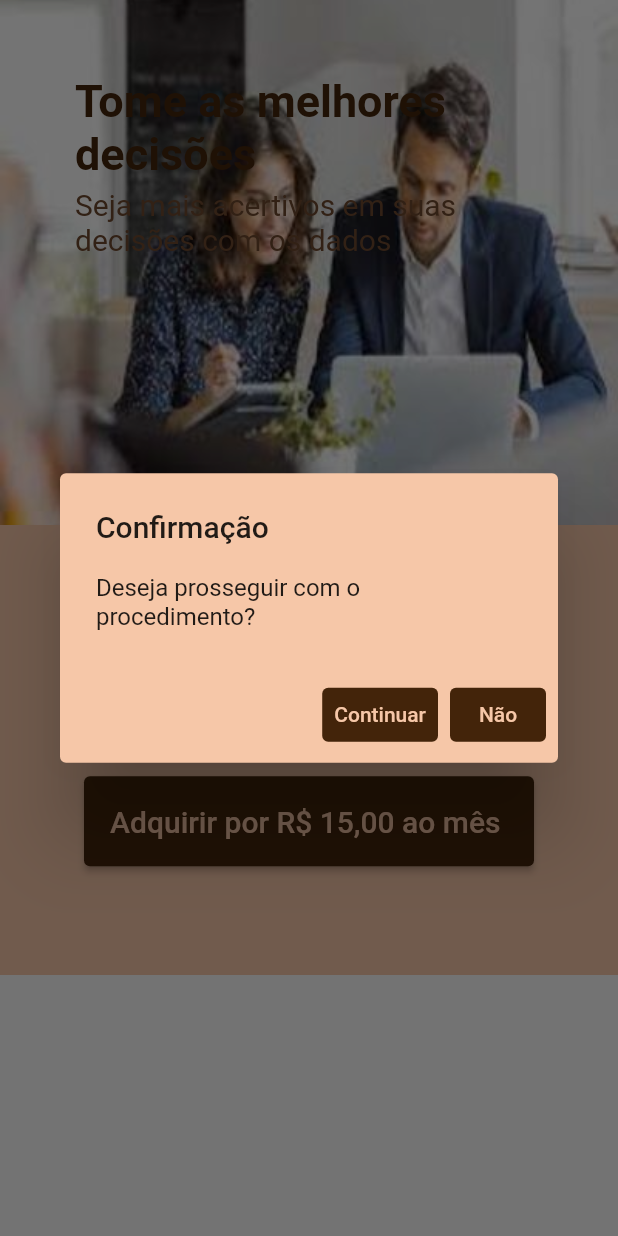
After one commit to juninhocb/MovelX_Mobile, a Flutter app: the GuestPricesPage screen opened directly, after a tap on "Experimentar Grátis", on a phone screen of 412 x 824 dp. The commit adds this screen. Run offline on Flutter 3.47's test engine with Material 2 defaults, Android fonts, the phone set to English and light mode, and no system bars; drawn by our look-alikes of carousel_slider, dots_indicator; our stand-ins replace flutter_login, get, line_icons, persistent_bottom_nav_bar.

Commit message:
feat: Prices page

```diff
--- a/lib/helpers/constants/app_constants.dart
+++ b/lib/helpers/constants/app_constants.dart
@@ -30,6 +30,10 @@ class AppConstants {
   static const String projectImage4 = "assets/images/my_projects/project4.jpg";
   static const String projectImage5 = "assets/images/my_projects/project5.jpg";
 
+  static const String priceImage1 = "assets/images/prices/first.jpg";
+  static const String priceImage2 = "assets/images/prices/second.jpg";
+  static const String priceImage3 = "assets/images/prices/third.jpg";
+
 
   static Duration twoSeconds = const Duration(seconds: 2);
   static Duration threeSeconds = const Duration(seconds: 3);
--- a/lib/views/guest/menu_screen.dart
+++ b/lib/views/guest/menu_screen.dart
@@ -3,6 +3,7 @@ import 'package:flutter/material.dart';
 import 'package:mobile_movelx/views/guest/pages/guest_contacts_page.dart';
 import 'package:mobile_movelx/views/guest/pages/guest_home_page.dart';
 import 'package:mobile_movelx/views/guest/pages/guest_my_projects_page.dart';
+import 'package:mobile_movelx/views/guest/pages/guest_prices_page.dart';
 import 'package:persistent_bottom_nav_bar/persistent_tab_view.dart';
 
 import '../../helpers/constants/app_colors.dart';
@@ -21,7 +22,7 @@ class _MenuScreenState extends State<MenuScreen> {
       const GuestHomePage(),
       const GuestMyProjects(),
       const GuestContactsPage(),
-      Container(color: Colors.blue,),
+      const GuestPricesPage(),
       Container(color: Colors.blue,)
     ];
   }
@@ -48,8 +49,8 @@ class _MenuScreenState extends State<MenuScreen> {
         inactiveColorPrimary: AppColors.detailColor,
       ),
       PersistentBottomNavBarItem(
-        icon: Icon(CupertinoIcons.settings),
-        title: ("Config"),
+        icon: Icon(CupertinoIcons.money_dollar),
+        title: ("Preços"),
         activeColorPrimary: AppColors.textColor,
         inactiveColorPrimary: AppColors.detailColor,
       ),
--- /dev/null
+++ b/lib/views/guest/pages/guest_prices_page.dart
@@ -0,0 +1,198 @@
+import 'package:carousel_slider/carousel_slider.dart';
+import 'package:dots_indicator/dots_indicator.dart';
+import 'package:flutter/cupertino.dart';
+import 'package:flutter/material.dart';
+import 'package:mobile_movelx/helpers/constants/app_constants.dart';
+
+import '../../../helpers/constants/app_colors.dart';
+
+class GuestPricesPage extends StatefulWidget {
+  const GuestPricesPage({Key? key}) : super(key: key);
+
+  @override
+  State<GuestPricesPage> createState() => _GuestPricesPageState();
+}
+
+class _GuestPricesPageState extends State<GuestPricesPage> {
+  final List<String> _pathImages = [
+    AppConstants.priceImage1,
+    AppConstants.priceImage2,
+    AppConstants.priceImage3
+  ];
+
+  final List<String> _bigAdvice = [
+    "Garanta qualidade a seus clientes",
+    "Faça bons negócios",
+    "Tome as melhores decisões"
+  ];
+
+  final List<String> _smallAdvice = [
+    "Tenha controle sobre todo o processo até a entrega do projeto",
+    "Obtenha informações sobre seus clientes",
+    "Seja mais acertivos em suas decisões com os dados disponibilizados pelo App"
+  ];
+
+  double _currentIndexPage = 1.0;
+
+  @override
+  Widget build(BuildContext context) {
+    return Scaffold(
+      body: Column(
+        children: [_buildFirstHalf(), _buildSecondHalf()],
+      ),
+    );
+  }
+
+  Widget _buildFirstHalf() {
+    return Stack(
+      children: [
+        CarouselSlider(
+            options: CarouselOptions(
+                height: 350,
+                viewportFraction: 1.0,
+                autoPlay: true,
+                autoPlayInterval: AppConstants.twoSeconds,
+                onPageChanged: (index, reason) {
+                  setState(() {
+                    _currentIndexPage = double.parse(index.toString());
+                  });
+                }),
+            items: [1, 2, 3].map((index) {
+              return Builder(
+                builder: (BuildContext context) {
+                  return Container(
+                    width: MediaQuery.of(context).size.width,
+                    decoration: BoxDecoration(
+                        image: DecorationImage(
+                            image: AssetImage(_pathImages[index - 1]),
+                            fit: BoxFit.cover)),
+                  );
+                },
+              );
+            }).toList()),
+        Positioned(
+          bottom: 15,
+          left: 170,
+          child: DotsIndicator(
+              dotsCount: 3,
+              position: _currentIndexPage,
+              decorator: DotsDecorator(
+                color: AppColors.textColor, // Inactive color
+                activeColor: AppColors.mainColor,
+              )),
+        ),
+        Positioned(
+            child: Container(
+          padding: EdgeInsets.all(50),
+          child: Column(
+            crossAxisAlignment: CrossAxisAlignment.start,
+            children: [
+              Text(
+                _bigAdvice[_currentIndexPage.toInt()],
+                style: const TextStyle(
+                    fontWeight: FontWeight.bold,
+                    fontSize: 30,
+                    color: AppColors.mainColor),
+              ),
+              const SizedBox(
+                height: 5,
+              ),
+              Text(
+                _smallAdvice[_currentIndexPage.toInt()],
+                style: const TextStyle(
+                    fontSize: 20, color: AppColors.secondaryColor),
+                maxLines: 2,
+              ),
+            ],
+          ),
+        ))
+      ],
+    );
+  }
+
+  Widget _buildSecondHalf() {
+    return Container(
+      height: 300,
+      width: double.maxFinite,
+      color: AppColors.textColor,
+      child: Column(
+        mainAxisAlignment: MainAxisAlignment.center,
+        children: [
+          SizedBox(
+            height: 60,
+            width: 300,
+            child: ElevatedButton(
+              onPressed: () async {
+                await _showConfirmDialog();
+              },
+              child: Text(
+                "Experimentar Grátis",
+                style: TextStyle(color: AppColors.textColor, fontSize: 20),
+              ),
+              style: ButtonStyle(
+                backgroundColor: MaterialStatePropertyAll(AppColors.mainColor),
+              ),
+            ),
+          ),
+          const SizedBox(
+            height: 35,
+          ),
+          SizedBox(
+            height: 60,
+            width: 300,
+            child: ElevatedButton(
+              onPressed: () async{
+                await _showConfirmDialog();
+              },
+              child: Text(
+                "Adquirir por R\$ 15,00 ao mês ",
+                style: TextStyle(color: AppColors.textColor, fontSize: 20),
+              ),
+              style: ButtonStyle(
+                backgroundColor: MaterialStatePropertyAll(AppColors.mainColor),
+              ),
+            ),
+          )
+        ],
+      ),
+    );
+  }
+
+  Future<void> _showConfirmDialog() async {
+    return showDialog<void>(
+      context: context,
+      barrierDismissible: false, // user must tap button!
+      builder: (BuildContext context) {
+        return AlertDialog(
+          backgroundColor: AppColors.textColor,
+          title: const Text('Confirmação'),
+          content: const Text('Deseja prosseguir com o procedimento?'),
+          actions: <Widget>[
+            TextButton(
+              style: ButtonStyle(
+                  backgroundColor:
+                      MaterialStatePropertyAll(AppColors.mainColor)),
+              child: const Text(
+                'Continuar',
+                style: TextStyle(color: AppColors.textColor),
+              ),
+              onPressed: () {
+                Navigator.of(context).pop();
+              },
+            ),
+            TextButton(
+              style: ButtonStyle(
+                  backgroundColor:
+                      MaterialStatePropertyAll(AppColors.mainColor)),
+              child: const Text('Não',
+                  style: TextStyle(color: AppColors.textColor)),
+              onPressed: () {
+                Navigator.of(context).pop();
+              },
+            ),
+          ],
+        );
+      },
+    );
+  }
+}
--- a/pubspec.yaml
+++ b/pubspec.yaml
@@ -68,6 +68,7 @@ flutter:
     - assets/images/mar_logos/
     - assets/images/avatars/
     - assets/images/my_projects/
+    - assets/images/prices/
   #   - images/a_dot_ham.jpeg
 
   # An image asset can refer to one or more resolution-specific "variants", see
```
Also changed, not shown: assets/images/prices/first.jpg (added), assets/images/prices/second.jpg (added), assets/images/prices/third.jpg (added).
